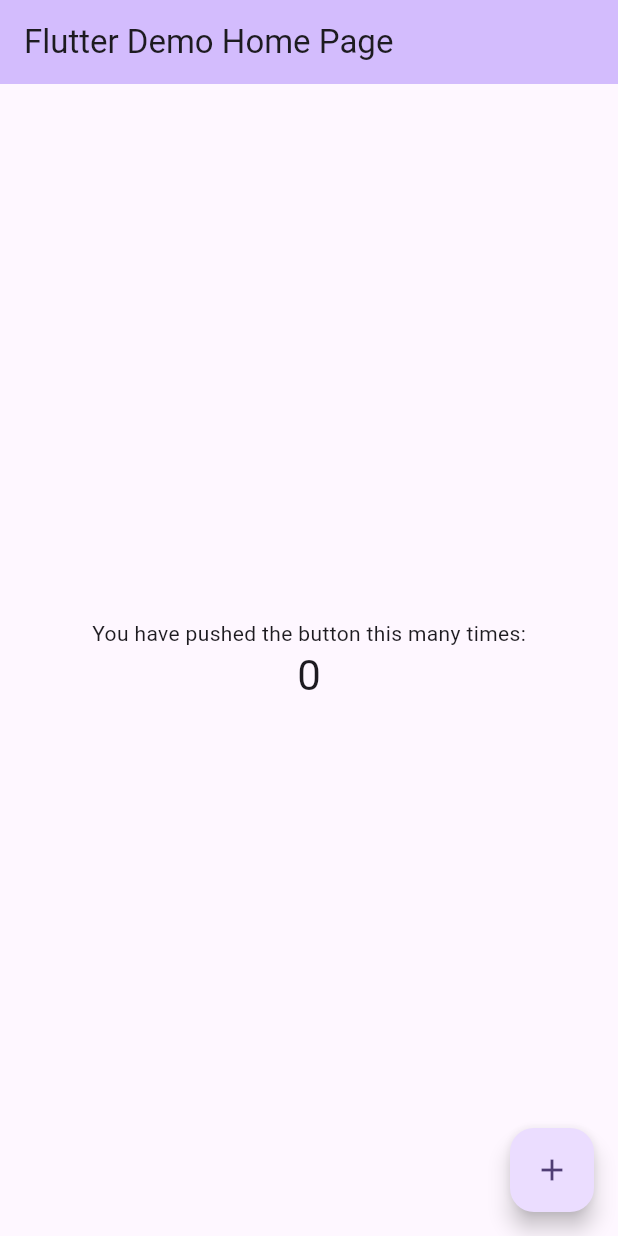
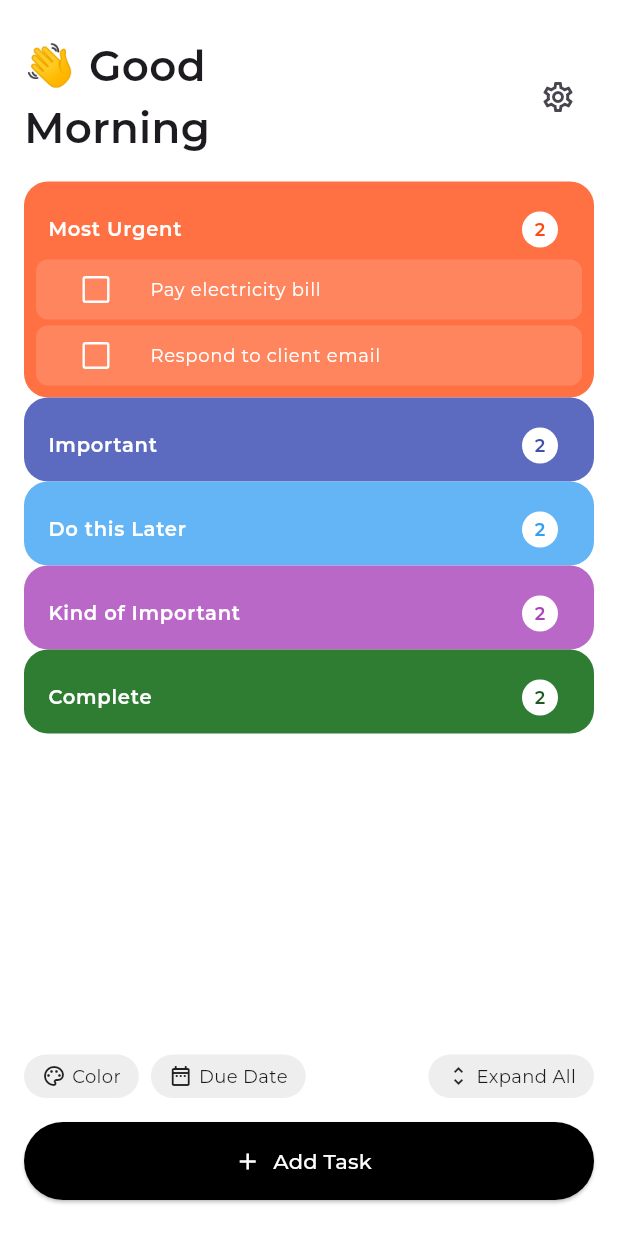
Before and after one commit to Lcdtech/task-app, a Flutter app: the screen it shows after launch, on a phone screen of 412 x 824 dp. Run offline on Flutter 3.47's test engine with Material 3 defaults, Android fonts, the phone set to English and light mode, and no system bars; our stand-ins replace google_fonts, hive, hive_flutter; accounts and stored records are empty.

Commit message:
Home Page

```diff
--- a/lib/main.dart
+++ b/lib/main.dart
@@ -1,125 +1,287 @@
 import 'package:flutter/material.dart';
+import 'package:google_fonts/google_fonts.dart';
+import 'package:hive/hive.dart';
+import 'package:hive_flutter/hive_flutter.dart';
 
-void main() {
-  runApp(const MyApp());
+void main() async {
+  await Hive.initFlutter();
+  var box = await Hive.openBox('tasks');
+
+  // Dummy data
+  box.put('Most Urgent', ['Pay electricity bill', 'Respond to client email']);
+  box.put('Important', ['Prepare presentation', 'Weekly team sync']);
+  box.put('Do this Later', ['Organize bookshelf', 'Buy new pens']);
+  box.put('Kind of Important', ['Update LinkedIn profile', 'Review budget sheet']);
+  box.put('Complete', ['Submit tax forms', 'Renew gym membership']);
+
+  runApp(const MaterialApp(debugShowCheckedModeBanner: false, home: TodoHomePage()));
 }
 
-class MyApp extends StatelessWidget {
-  const MyApp({super.key});
+class TodoHomePage extends StatefulWidget {
+  const TodoHomePage({Key? key}) : super(key: key);
 
-  // This widget is the root of your application.
+  @override
+  State<TodoHomePage> createState() => _TodoHomePageState();
+}
+
+class _TodoHomePageState extends State<TodoHomePage> {
+  final Map<String, bool> _expanded = {
+    'Most Urgent': true,
+    'Important': false,
+    'Do this Later': false,
+    'Kind of Important': false,
+    'Complete': false,
+  };
+
+  final Box taskBox = Hive.box('tasks');
+
+  List<String> getTasks(String category) {
+    return (taskBox.get(category) as List?)?.cast<String>() ?? [];
+  }
+
+  void toggleExpand(String title) {
+    setState(() {
+      _expanded[title] = !(_expanded[title] ?? false);
+    });
+  }
+
+  void expandAll() {
+    setState(() {
+      for (var key in _expanded.keys) {
+        _expanded[key] = true;
+      }
+    });
+  }
+
+  @override
+Widget build(BuildContext context) {
+  return Scaffold(
+    backgroundColor: Colors.white,
+    body: SafeArea(
+      child: Column(
+        children: [
+          const _Header(),
+          Expanded(
+            child: ListView(
+              padding: const EdgeInsets.symmetric(horizontal: 16),
+              children: [
+                ..._expanded.keys.map((title) => TodoGroup(
+                      title: title,
+                      color: _getColor(title),
+                      items: getTasks(title),
+                      showItems: _expanded[title] ?? true,
+                      trailingCount: getTasks(title).length,
+                      onToggle: () => toggleExpand(title),
+                    )),
+                const SizedBox(height: 24),
+              ],
+            ),
+          ),
+
+          // FiltersBar fixed above the AddTask button
+          Padding(
+            padding: const EdgeInsets.symmetric(horizontal: 16),
+            child: _FiltersBar(onExpandAll: expandAll),
+          ),
+
+          const SizedBox(height: 16),
+
+          const _AddTaskButton(),
+        ],
+      ),
+    ),
+  );
+}
+
+  Color _getColor(String title) {
+    switch (title) {
+      case 'Most Urgent':
+        return const Color(0xFFFF7043);
+      case 'Important':
+        return const Color(0xFF5C6BC0);
+      case 'Do this Later':
+        return const Color(0xFF64B5F6);
+      case 'Kind of Important':
+        return const Color(0xFFBA68C8);
+      case 'Complete':
+        return const Color(0xFF2E7D32);
+      default:
+        return Colors.grey;
+    }
+  }
+}
+
+class _Header extends StatelessWidget {
+  const _Header({Key? key}) : super(key: key);
+
   @override
   Widget build(BuildContext context) {
-    return MaterialApp(
-      title: 'Flutter Demo',
-      theme: ThemeData(
-        // This is the theme of your application.
-        //
-        // TRY THIS: Try running your application with "flutter run". You'll see
-        // the application has a purple toolbar. Then, without quitting the app,
-        // try changing the seedColor in the colorScheme below to Colors.green
-        // and then invoke "hot reload" (save your changes or press the "hot
-        // reload" button in a Flutter-supported IDE, or press "r" if you used
-        // the command line to start the app).
-        //
-        // Notice that the counter didn't reset back to zero; the application
-        // state is not lost during the reload. To reset the state, use hot
-        // restart instead.
-        //
-        // This works for code too, not just values: Most code changes can be
-        // tested with just a hot reload.
-        colorScheme: ColorScheme.fromSeed(seedColor: Colors.deepPurple),
-        useMaterial3: true,
+    return Padding(
+      padding: const EdgeInsets.fromLTRB(16, 24, 16, 16),
+      child: Row(
+        children: [
+          Column(
+            crossAxisAlignment: CrossAxisAlignment.start,
+            children: [
+              Text('👋 Good', style: GoogleFonts.montserrat(fontSize: 28, fontWeight: FontWeight.w600)),
+              Text('Morning', style: GoogleFonts.montserrat(fontSize: 28, fontWeight: FontWeight.w600)),
+            ],
+          ),
+          const Spacer(),
+          IconButton(icon: const Icon(Icons.settings_outlined), onPressed: () {}),
+        ],
       ),
-      home: const MyHomePage(title: 'Flutter Demo Home Page'),
     );
   }
 }
 
-class MyHomePage extends StatefulWidget {
-  const MyHomePage({super.key, required this.title});
+class TodoGroup extends StatelessWidget {
+  final String title;
+  final Color color;
+  final List<String> items;
+  final int? trailingCount;
+  final bool showItems;
+  final VoidCallback? onToggle;
 
-  // This widget is the home page of your application. It is stateful, meaning
-  // that it has a State object (defined below) that contains fields that affect
-  // how it looks.
-
-  // This class is the configuration for the state. It holds the values (in this
-  // case the title) provided by the parent (in this case the App widget) and
-  // used by the build method of the State. Fields in a Widget subclass are
-  // always marked "final".
-
-  final String title;
+  const TodoGroup({
+    Key? key,
+    required this.title,
+    required this.color,
+    required this.items,
+    this.trailingCount,
+    this.showItems = true,
+    this.onToggle,
+  }) : super(key: key);
 
   @override
-  State<MyHomePage> createState() => _MyHomePageState();
+  Widget build(BuildContext context) {
+    final count = trailingCount ?? items.length;
+    return Container(
+      decoration: BoxDecoration(
+        color: color,
+        borderRadius: BorderRadius.circular(16),
+      ),
+      margin: const EdgeInsets.only(bottom: 0),
+      padding: const EdgeInsets.only(top: 12, bottom: 4),
+      child: Column(
+        children: [
+          ListTile(
+            dense: true,
+            visualDensity: VisualDensity.compact,
+            onTap: onToggle,
+            title: Text(title, style: GoogleFonts.montserrat(color: Colors.white, fontWeight: FontWeight.w600)),
+            trailing: CircleAvatar(
+              radius: 12,
+              backgroundColor: Colors.white,
+              child: Text('$count', style: GoogleFonts.montserrat(color: color.darken(), fontSize: 12, fontWeight: FontWeight.w600)),
+            ),
+          ),
+          if (showItems)
+            ...items.map((task) => _TodoItem(text: task)).toList(),
+        ],
+      ),
+    );
+  }
 }
 
-class _MyHomePageState extends State<MyHomePage> {
-  int _counter = 0;
+class _TodoItem extends StatelessWidget {
+  final String text;
+  const _TodoItem({Key? key, required this.text}) : super(key: key);
 
-  void _incrementCounter() {
-    setState(() {
-      // This call to setState tells the Flutter framework that something has
-      // changed in this State, which causes it to rerun the build method below
-      // so that the display can reflect the updated values. If we changed
-      // _counter without calling setState(), then the build method would not be
-      // called again, and so nothing would appear to happen.
-      _counter++;
-    });
+  @override
+  Widget build(BuildContext context) {
+    return Padding(
+      padding: const EdgeInsets.only(left: 8, right: 8, bottom: 4),
+      child: Container(
+        decoration: BoxDecoration(
+          color: Colors.white.withOpacity(0.15),
+          borderRadius: BorderRadius.circular(8),
+        ),
+        child: ListTile(
+          dense: true,
+          visualDensity: VisualDensity.compact,
+          leading: Checkbox(
+            value: false,
+            onChanged: (_) {},
+            side: const BorderSide(color: Colors.white, width: 1.6),
+            checkColor: Colors.white,
+            activeColor: Colors.white,
+          ),
+          title: Text(text, style: GoogleFonts.montserrat(color: Colors.white, fontSize: 12)),
+        ),
+      ),
+    );
+  }
+}
+
+class _FiltersBar extends StatelessWidget {
+  final VoidCallback? onExpandAll;
+  const _FiltersBar({Key? key, this.onExpandAll}) : super(key: key);
+
+  Widget _buildChip(IconData icon, String label, {VoidCallback? onTap}) {
+    return InkWell(
+      onTap: onTap,
+      child: Container(
+        padding: const EdgeInsets.symmetric(horizontal: 12, vertical: 6),
+        decoration: BoxDecoration(
+          color: Colors.grey.shade200,
+          borderRadius: BorderRadius.circular(20),
+        ),
+        child: Row(
+          mainAxisSize: MainAxisSize.min,
+          children: [
+            Icon(icon, size: 16),
+            const SizedBox(width: 4),
+            Text(label, style: GoogleFonts.montserrat(fontSize: 12)),
+          ],
+        ),
+      ),
+    );
   }
 
   @override
   Widget build(BuildContext context) {
-    // This method is rerun every time setState is called, for instance as done
-    // by the _incrementCounter method above.
-    //
-    // The Flutter framework has been optimized to make rerunning build methods
-    // fast, so that you can just rebuild anything that needs updating rather
-    // than having to individually change instances of widgets.
-    return Scaffold(
-      appBar: AppBar(
-        // TRY THIS: Try changing the color here to a specific color (to
-        // Colors.amber, perhaps?) and trigger a hot reload to see the AppBar
-        // change color while the other colors stay the same.
-        backgroundColor: Theme.of(context).colorScheme.inversePrimary,
-        // Here we take the value from the MyHomePage object that was created by
-        // the App.build method, and use it to set our appbar title.
-        title: Text(widget.title),
-      ),
-      body: Center(
-        // Center is a layout widget. It takes a single child and positions it
-        // in the middle of the parent.
-        child: Column(
-          // Column is also a layout widget. It takes a list of children and
-          // arranges them vertically. By default, it sizes itself to fit its
-          // children horizontally, and tries to be as tall as its parent.
-          //
-          // Column has various properties to control how it sizes itself and
-          // how it positions its children. Here we use mainAxisAlignment to
-          // center the children vertically; the main axis here is the vertical
-          // axis because Columns are vertical (the cross axis would be
-          // horizontal).
-          //
-          // TRY THIS: Invoke "debug painting" (choose the "Toggle Debug Paint"
-          // action in the IDE, or press "p" in the console), to see the
-          // wireframe for each widget.
-          mainAxisAlignment: MainAxisAlignment.center,
-          children: <Widget>[
-            const Text(
-              'You have pushed the button this many times:',
-            ),
-            Text(
-              '$_counter',
-              style: Theme.of(context).textTheme.headlineMedium,
-            ),
-          ],
-        ),
-      ),
-      floatingActionButton: FloatingActionButton(
-        onPressed: _incrementCounter,
-        tooltip: 'Increment',
-        child: const Icon(Icons.add),
-      ), // This trailing comma makes auto-formatting nicer for build methods.
+    return Row(
+      children: [
+        _buildChip(Icons.color_lens_outlined, 'Color'),
+        const SizedBox(width: 8),
+        _buildChip(Icons.date_range_outlined, 'Due Date'),
+        const Spacer(),
+        _buildChip(Icons.unfold_more, 'Expand All', onTap: onExpandAll),
+      ],
     );
   }
 }
+
+class _AddTaskButton extends StatelessWidget {
+  const _AddTaskButton({Key? key}) : super(key: key);
+
+  @override
+  Widget build(BuildContext context) {
+    return Padding(
+      padding: const EdgeInsets.fromLTRB(16, 0, 16, 24),
+      child: SizedBox(
+        width: double.infinity,
+        height: 52,
+        child: ElevatedButton.icon(
+          style: ElevatedButton.styleFrom(
+            backgroundColor: Colors.black,
+            shape: RoundedRectangleBorder(borderRadius: BorderRadius.circular(32)),
+          ),
+          onPressed: () {},
+          icon: const Icon(Icons.add, color: Colors.white),
+          label: Text('Add Task', style: GoogleFonts.montserrat(color: Colors.white)),
+        ),
+      ),
+    );
+  }
+}
+
+extension ColorBrightness on Color {
+  Color darken([double amount = .1]) {
+    assert(amount >= 0 && amount <= 1);
+    final hsl = HSLColor.fromColor(this);
+    final hslDark = hsl.withLightness((hsl.lightness - amount).clamp(0.0, 1.0));
+    return hslDark.toColor();
+  }
+}
--- a/pubspec.yaml
+++ b/pubspec.yaml
@@ -35,6 +35,9 @@ dependencies:
   # The following adds the Cupertino Icons font to your application.
   # Use with the CupertinoIcons class for iOS style icons.
   cupertino_icons: ^1.0.8
+  hive: ^2.2.3
+  hive_flutter: ^1.1.0
+  google_fonts: ^6.2.1
 
 dev_dependencies:
   flutter_test:
```
Also changed, not shown: pubspec.lock, 1 other file.
